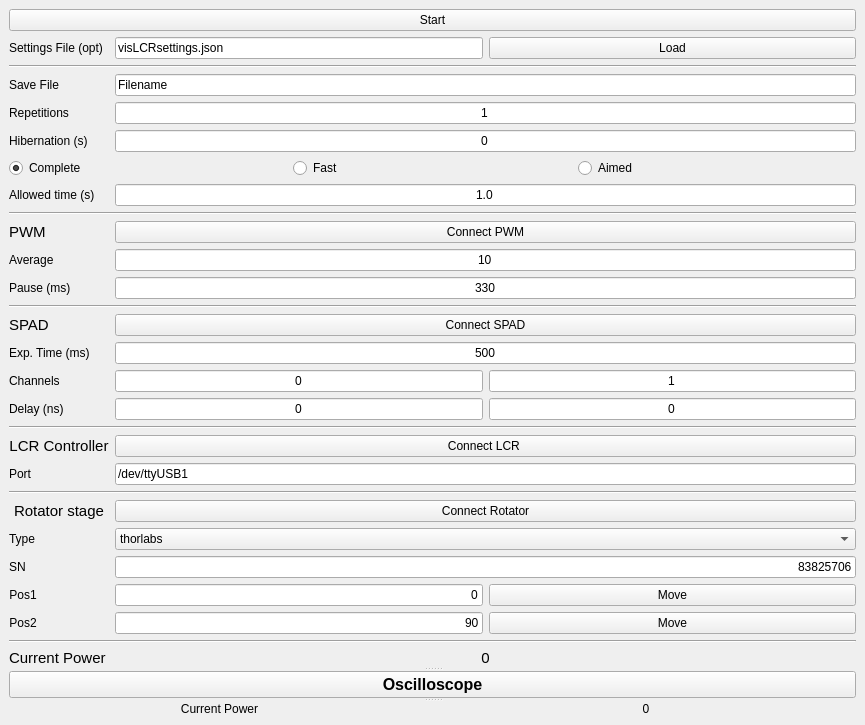
Qt form visLCR.ui (qLuxor/pylabtools) before a commit.
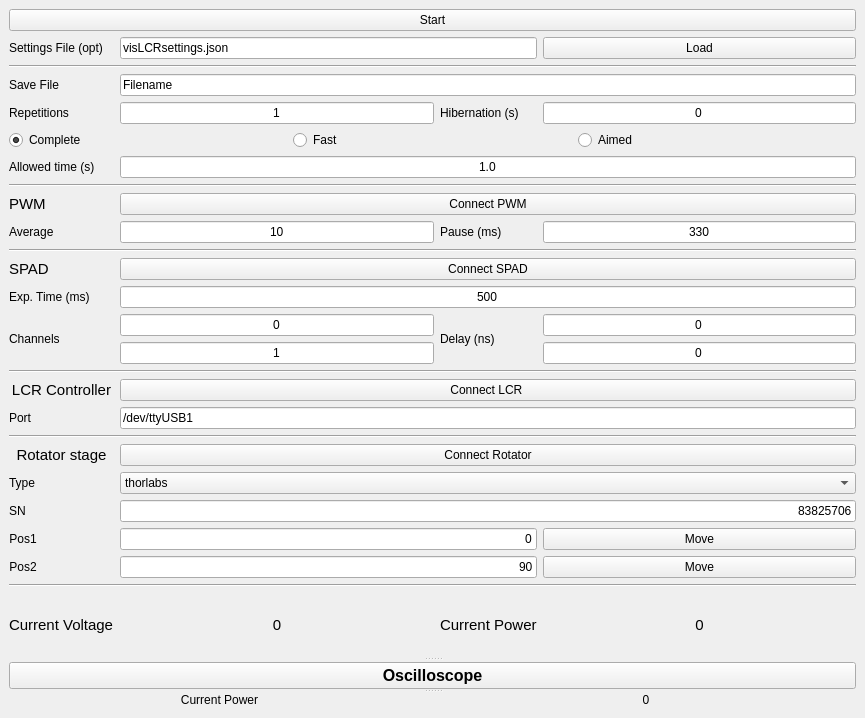
The same form after that commit.

What changed in the file:
```diff
--- a/visLCR.ui
+++ b/visLCR.ui
@@ -39,10 +39,27 @@
              <property name="sizeConstraint">
               <enum>QLayout::SetMinimumSize</enum>
              </property>
-             <item row="13" column="1" colspan="2">
-              <widget class="QPushButton" name="btnConnectSPAD">
+             <item row="8" column="0" colspan="4">
+              <widget class="Line" name="line_6">
+               <property name="orientation">
+                <enum>Qt::Horizontal</enum>
+               </property>
+              </widget>
+             </item>
+             <item row="10" column="2">
+              <widget class="QLabel" name="label_17">
                <property name="text">
-                <string>Connect SPAD</string>
+                <string>Pause (ms)</string>
+               </property>
+              </widget>
+             </item>
+             <item row="10" column="1">
+              <widget class="QLineEdit" name="txtAverage">
+               <property name="text">
+                <string>10</string>
+               </property>
+               <property name="alignment">
+                <set>Qt::AlignCenter</set>
                </property>
               </widget>
              </item>
@@ -53,34 +70,15 @@
                </property>
               </widget>
              </item>
-             <item row="1" column="1">
-              <widget class="QLineEdit" name="txtLoadFileName">
-               <property name="text">
-                <string>visLCRsettings.json</string>
+             <item row="18" column="0">
+              <widget class="QLabel" name="label_4">
+               <property name="font">
+                <font>
+                 <pointsize>11</pointsize>
+                </font>
                </property>
-              </widget>
-             </item>
-             <item row="1" column="2">
-              <widget class="QPushButton" name="btnLoad">
                <property name="text">
-                <string>Load</string>
-               </property>
-              </widget>
-             </item>
-             <item row="11" column="1" colspan="2">
-              <widget class="QLineEdit" name="txtPause">
-               <property name="text">
-                <string>330</string>
-               </property>
-               <property name="alignment">
-                <set>Qt::AlignCenter</set>
-               </property>
-              </widget>
-             </item>
-             <item row="14" column="1" colspan="2">
-              <widget class="QLineEdit" name="txtExposure">
-               <property name="text">
-                <string>500</string>
+                <string>LCR Controller</string>
                </property>
                <property name="alignment">
                 <set>Qt::AlignCenter</set>
@@ -99,105 +97,13 @@
                </property>
               </widget>
              </item>
-             <item row="1" column="0">
-              <widget class="QLabel" name="label_13">
-               <property name="text">
-                <string>Settings File (opt)</string>
-               </property>
-              </widget>
-             </item>
-             <item row="8" column="0" colspan="3">
-              <widget class="Line" name="line_6">
-               <property name="orientation">
-                <enum>Qt::Horizontal</enum>
-               </property>
-              </widget>
-             </item>
-             <item row="2" column="0" colspan="3">
+             <item row="2" column="0" colspan="4">
               <widget class="Line" name="line_5">
                <property name="orientation">
                 <enum>Qt::Horizontal</enum>
                </property>
               </widget>
              </item>
-             <item row="18" column="0">
-              <widget class="QLabel" name="label_4">
-               <property name="font">
-                <font>
-                 <pointsize>11</pointsize>
-                </font>
-               </property>
-               <property name="text">
-                <string>LCR Controller</string>
-               </property>
-               <property name="alignment">
-                <set>Qt::AlignCenter</set>
-               </property>
-              </widget>
-             </item>
-             <item row="11" column="0">
-              <widget class="QLabel" name="label_17">
-               <property name="text">
-                <string>Pause (ms)</string>
-               </property>
-              </widget>
-             </item>
-             <item row="19" column="1" colspan="2">
-              <widget class="QLineEdit" name="txtPort">
-               <property name="text">
-                <string>/dev/ttyUSB1</string>
-               </property>
-               <property name="alignment">
-                <set>Qt::AlignLeading|Qt::AlignLeft|Qt::AlignVCenter</set>
-               </property>
-              </widget>
-             </item>
-             <item row="10" column="1" colspan="2">
-              <widget class="QLineEdit" name="txtAverage">
-               <property name="text">
-                <string>10</string>
-               </property>
-               <property name="alignment">
-                <set>Qt::AlignCenter</set>
-               </property>
-              </widget>
-             </item>
-             <item row="15" column="2">
-              <widget class="QLineEdit" name="txtSPADOtherChannel">
-               <property name="text">
-                <string>1</string>
-               </property>
-               <property name="alignment">
-                <set>Qt::AlignCenter</set>
-               </property>
-              </widget>
-             </item>
-             <item row="9" column="1" colspan="2">
-              <widget class="QPushButton" name="btnConnectPWM">
-               <property name="text">
-                <string>Connect PWM</string>
-               </property>
-              </widget>
-             </item>
-             <item row="12" column="0" colspan="3">
-              <widget class="Line" name="line">
-               <property name="orientation">
-                <enum>Qt::Horizontal</enum>
-               </property>
-              </widget>
-             </item>
-             <item row="9" column="0">
-              <widget class="QLabel" name="label_5">
-               <property name="font">
-                <font>
-                 <pointsize>11</pointsize>
-                </font>
-               </property>
-               <property name="text">
-                <string>PWM</string>
-               </property>
-              </widget>
-             </item>
              <item row="19" column="0">
               <widget class="QLabel" name="label_9">
                <property name="text">
@@ -205,13 +111,29 @@
                </property>
               </widget>
              </item>
-             <item row="16" column="1">
-              <widget class="QLineEdit" name="txtDelay">
+             <item row="9" column="0">
+              <widget class="QLabel" name="label_5">
+               <property name="font">
+                <font>
+                 <pointsize>11</pointsize>
+                </font>
+               </property>
                <property name="text">
-                <string>0</string>
+                <string>PWM</string>
                </property>
-               <property name="alignment">
-                <set>Qt::AlignCenter</set>
+              </widget>
+             </item>
+             <item row="12" column="0" colspan="4">
+              <widget class="Line" name="line">
+               <property name="orientation">
+                <enum>Qt::Horizontal</enum>
+               </property>
+              </widget>
+             </item>
+             <item row="9" column="1" colspan="3">
+              <widget class="QPushButton" name="btnConnectPWM">
+               <property name="text">
+                <string>Connect PWM</string>
                </property>
               </widget>
              </item>
@@ -222,88 +144,6 @@
                </property>
               </widget>
              </item>
-             <item row="18" column="1" colspan="2">
-              <widget class="QPushButton" name="btnConnectLCR">
-               <property name="text">
-                <string>Connect LCR </string>
-               </property>
-              </widget>
-             </item>
-             <item row="16" column="2">
-              <widget class="QLineEdit" name="txtOtherDelay">
-               <property name="text">
-                <string>0</string>
-               </property>
-               <property name="alignment">
-                <set>Qt::AlignCenter</set>
-               </property>
-              </widget>
-             </item>
-             <item row="15" column="0">
-              <widget class="QLabel" name="label_10">
-               <property name="text">
-                <string>Channels</string>
-               </property>
-              </widget>
-             </item>
-             <item row="15" column="1">
-              <widget class="QLineEdit" name="txtSPADChannel">
-               <property name="text">
-                <string>0</string>
-               </property>
-               <property name="alignment">
-                <set>Qt::AlignCenter</set>
-               </property>
-              </widget>
-             </item>
-             <item row="17" column="0" colspan="3">
-              <widget class="Line" name="line_2">
-               <property name="orientation">
-                <enum>Qt::Horizontal</enum>
-               </property>
-              </widget>
-             </item>
-             <item row="22" column="1" colspan="2">
-              <widget class="QComboBox" name="cmbLinearStage">
-               <property name="sizePolicy">
-                <sizepolicy hsizetype="MinimumExpanding" vsizetype="Fixed">
-                 <horstretch>0</horstretch>
-                 <verstretch>0</verstretch>
-                </sizepolicy>
-               </property>
-               <property name="layoutDirection">
-                <enum>Qt::LeftToRight</enum>
-               </property>
-               <item>
-                <property name="text">
-                 <string>thorlabs</string>
-                </property>
-               </item>
-              </widget>
-             </item>
-             <item row="23" column="1" colspan="2">
-              <widget class="QLineEdit" name="txtSN">
-               <property name="sizePolicy">
-                <sizepolicy hsizetype="MinimumExpanding" vsizetype="Fixed">
-                 <horstretch>0</horstretch>
-                 <verstretch>0</verstretch>
-                </sizepolicy>
-               </property>
-               <property name="text">
-                <string>83825706</string>
-               </property>
-               <property name="alignment">
-                <set>Qt::AlignRight|Qt::AlignTrailing|Qt::AlignVCenter</set>
-               </property>
-              </widget>
-             </item>
-             <item row="16" column="0">
-              <widget class="QLabel" name="label_11">
-               <property name="text">
-                <string>Delay (ns)</string>
-               </property>
-              </widget>
-             </item>
              <item row="10" column="0">
               <widget class="QLabel" name="label_8">
                <property name="text">
@@ -311,47 +151,13 @@
                </property>
               </widget>
              </item>
-             <item row="27" column="0">
-              <widget class="QLabel" name="label_12">
-               <property name="font">
-                <font>
-                 <pointsize>11</pointsize>
-                </font>
-               </property>
-               <property name="text">
-                <string>Current Power</string>
-               </property>
-              </widget>
-             </item>
-             <item row="24" column="0">
-              <widget class="QLabel" name="label_2">
-               <property name="sizePolicy">
-                <sizepolicy hsizetype="Maximum" vsizetype="Preferred">
-                 <horstretch>0</horstretch>
-                 <verstretch>0</verstretch>
-                </sizepolicy>
-               </property>
-               <property name="text">
-                <string>Pos1</string>
-               </property>
-               <property name="alignment">
-                <set>Qt::AlignCenter</set>
-               </property>
-              </widget>
-             </item>
-             <item row="24" column="1">
-              <widget class="QLineEdit" name="txtPos1">
-               <property name="sizePolicy">
-                <sizepolicy hsizetype="MinimumExpanding" vsizetype="Fixed">
-                 <horstretch>0</horstretch>
-                 <verstretch>0</verstretch>
-                </sizepolicy>
-               </property>
+             <item row="15" column="1">
+              <widget class="QLineEdit" name="txtSPADChannel">
                <property name="text">
                 <string>0</string>
                </property>
                <property name="alignment">
-                <set>Qt::AlignRight|Qt::AlignTrailing|Qt::AlignVCenter</set>
+                <set>Qt::AlignCenter</set>
                </property>
               </widget>
              </item>
@@ -371,55 +177,26 @@
                </property>
               </widget>
              </item>
-             <item row="25" column="1">
-              <widget class="QLineEdit" name="txtPos2">
+             <item row="24" column="0">
+              <widget class="QLabel" name="label_2">
                <property name="sizePolicy">
-                <sizepolicy hsizetype="MinimumExpanding" vsizetype="Fixed">
+                <sizepolicy hsizetype="Maximum" vsizetype="Preferred">
                  <horstretch>0</horstretch>
                  <verstretch>0</verstretch>
                 </sizepolicy>
                </property>
                <property name="text">
-                <string>90</string>
-               </property>
-               <property name="alignment">
-                <set>Qt::AlignRight|Qt::AlignTrailing|Qt::AlignVCenter</set>
-               </property>
-              </widget>
-             </item>
-             <item row="26" column="0" colspan="3">
-              <widget class="Line" name="line_4">
-               <property name="orientation">
-                <enum>Qt::Horizontal</enum>
-               </property>
-              </widget>
-             </item>
-             <item row="20" column="0" colspan="3">
-              <widget class="Line" name="line_3">
-               <property name="orientation">
-                <enum>Qt::Horizontal</enum>
-               </property>
-              </widget>
-             </item>
-             <item row="27" column="1" colspan="2">
-              <widget class="QLabel" name="lblPowerStart">
-               <property name="font">
-                <font>
-                 <pointsize>11</pointsize>
-                </font>
-               </property>
-               <property name="text">
-                <string>0</string>
+                <string>Pos1</string>
                </property>
                <property name="alignment">
                 <set>Qt::AlignCenter</set>
                </property>
               </widget>
              </item>
-             <item row="25" column="2">
-              <widget class="QPushButton" name="btnMove2">
+             <item row="22" column="0">
+              <widget class="QLabel" name="label_7">
                <property name="text">
-                <string>Move</string>
+                <string>Type</string>
                </property>
               </widget>
              </item>
@@ -439,13 +216,6 @@
                </property>
               </widget>
              </item>
-             <item row="24" column="2">
-              <widget class="QPushButton" name="btnMove1">
-               <property name="text">
-                <string>Move</string>
-               </property>
-              </widget>
-             </item>
              <item row="21" column="0">
               <widget class="QLabel" name="label_14">
                <property name="font">
@@ -461,28 +231,45 @@
                </property>
               </widget>
              </item>
-             <item row="22" column="0">
-              <widget class="QLabel" name="label_7">
-               <property name="text">
-                <string>Type</string>
-               </property>
-              </widget>
-             </item>
-             <item row="21" column="1" colspan="2">
-              <widget class="QPushButton" name="btnConnect">
-               <property name="text">
-                <string>Connect Rotator</string>
-               </property>
-              </widget>
-             </item>
-             <item row="3" column="1" colspan="2">
+             <item row="3" column="1" colspan="3">
               <widget class="QLineEdit" name="txtFileName">
                <property name="text">
                 <string>Filename</string>
                </property>
               </widget>
              </item>
-             <item row="6" column="0" colspan="3">
+             <item row="13" column="1" colspan="3">
+              <widget class="QPushButton" name="btnConnectSPAD">
+               <property name="text">
+                <string>Connect SPAD</string>
+               </property>
+              </widget>
+             </item>
+             <item row="1" column="0">
+              <widget class="QLabel" name="label_13">
+               <property name="text">
+                <string>Settings File (opt)</string>
+               </property>
+              </widget>
+             </item>
+             <item row="1" column="1" colspan="2">
+              <widget class="QLineEdit" name="txtLoadFileName">
+               <property name="text">
+                <string>visLCRsettings.json</string>
+               </property>
+              </widget>
+             </item>
+             <item row="7" column="1" colspan="3">
+              <widget class="QLineEdit" name="txtAllowTime">
+               <property name="text">
+                <string>1.0</string>
+               </property>
+               <property name="alignment">
+                <set>Qt::AlignCenter</set>
+               </property>
+              </widget>
+             </item>
+             <item row="6" column="0" colspan="4">
               <layout class="QHBoxLayout" name="horizontalLayout_2">
                <property name="sizeConstraint">
                 <enum>QLayout::SetMinimumSize</enum>
@@ -513,16 +300,6 @@
                </item>
               </layout>
              </item>
-             <item row="7" column="1" colspan="2">
-              <widget class="QLineEdit" name="txtAllowTime">
-               <property name="text">
-                <string>1.0</string>
-               </property>
-               <property name="alignment">
-                <set>Qt::AlignCenter</set>
-               </property>
-              </widget>
-             </item>
              <item row="7" column="0">
               <widget class="QLabel" name="label_18">
                <property name="text">
@@ -530,7 +307,7 @@
                </property>
               </widget>
              </item>
-             <item row="0" column="0" colspan="3">
+             <item row="0" column="0" colspan="4">
               <widget class="QPushButton" name="btnStart">
                <property name="text">
                 <string>Start</string>
@@ -544,7 +321,7 @@
                </property>
               </widget>
              </item>
-             <item row="4" column="1" colspan="2">
+             <item row="4" column="1">
               <widget class="QLineEdit" name="txtRepetitions">
                <property name="text">
                 <string>1</string>
@@ -554,14 +331,31 @@
                </property>
               </widget>
              </item>
-             <item row="5" column="0">
+             <item row="4" column="2">
               <widget class="QLabel" name="label_21">
                <property name="text">
                 <string>Hibernation (s)</string>
                </property>
               </widget>
              </item>
-             <item row="5" column="1" colspan="2">
+             <item row="1" column="3">
+              <widget class="QPushButton" name="btnLoad">
+               <property name="text">
+                <string>Load</string>
+               </property>
+              </widget>
+             </item>
+             <item row="10" column="3">
+              <widget class="QLineEdit" name="txtPause">
+               <property name="text">
+                <string>330</string>
+               </property>
+               <property name="alignment">
+                <set>Qt::AlignCenter</set>
+               </property>
+              </widget>
+             </item>
+             <item row="4" column="3">
               <widget class="QLineEdit" name="txtHibernation">
                <property name="text">
                 <string>0</string>
@@ -571,6 +365,239 @@
                </property>
               </widget>
              </item>
+             <item row="15" column="3">
+              <widget class="QLineEdit" name="txtDelay">
+               <property name="text">
+                <string>0</string>
+               </property>
+               <property name="alignment">
+                <set>Qt::AlignCenter</set>
+               </property>
+              </widget>
+             </item>
+             <item row="16" column="3">
+              <widget class="QLineEdit" name="txtOtherDelay">
+               <property name="text">
+                <string>0</string>
+               </property>
+               <property name="alignment">
+                <set>Qt::AlignCenter</set>
+               </property>
+              </widget>
+             </item>
+             <item row="16" column="1">
+              <widget class="QLineEdit" name="txtSPADOtherChannel">
+               <property name="text">
+                <string>1</string>
+               </property>
+               <property name="alignment">
+                <set>Qt::AlignCenter</set>
+               </property>
+              </widget>
+             </item>
+             <item row="15" column="2" rowspan="2">
+              <widget class="QLabel" name="label_11">
+               <property name="text">
+                <string>Delay (ns)</string>
+               </property>
+              </widget>
+             </item>
+             <item row="15" column="0" rowspan="2">
+              <widget class="QLabel" name="label_10">
+               <property name="text">
+                <string>Channels</string>
+               </property>
+              </widget>
+             </item>
+             <item row="17" column="0" colspan="4">
+              <widget class="Line" name="line_2">
+               <property name="orientation">
+                <enum>Qt::Horizontal</enum>
+               </property>
+              </widget>
+             </item>
+             <item row="18" column="1" colspan="3">
+              <widget class="QPushButton" name="btnConnectLCR">
+               <property name="text">
+                <string>Connect LCR </string>
+               </property>
+              </widget>
+             </item>
+             <item row="19" column="1" colspan="3">
+              <widget class="QLineEdit" name="txtPort">
+               <property name="text">
+                <string>/dev/ttyUSB1</string>
+               </property>
+               <property name="alignment">
+                <set>Qt::AlignLeading|Qt::AlignLeft|Qt::AlignVCenter</set>
+               </property>
+              </widget>
+             </item>
+             <item row="21" column="1" colspan="3">
+              <widget class="QPushButton" name="btnConnect">
+               <property name="text">
+                <string>Connect Rotator</string>
+               </property>
+              </widget>
+             </item>
+             <item row="20" column="0" colspan="4">
+              <widget class="Line" name="line_3">
+               <property name="orientation">
+                <enum>Qt::Horizontal</enum>
+               </property>
+              </widget>
+             </item>
+             <item row="22" column="1" colspan="3">
+              <widget class="QComboBox" name="cmbLinearStage">
+               <property name="sizePolicy">
+                <sizepolicy hsizetype="MinimumExpanding" vsizetype="Fixed">
+                 <horstretch>0</horstretch>
+                 <verstretch>0</verstretch>
+                </sizepolicy>
+               </property>
+               <property name="layoutDirection">
+                <enum>Qt::LeftToRight</enum>
+               </property>
+               <item>
+                <property name="text">
+                 <string>thorlabs</string>
+                </property>
+               </item>
+              </widget>
+             </item>
+             <item row="23" column="1" colspan="3">
+              <widget class="QLineEdit" name="txtSN">
+               <property name="sizePolicy">
+                <sizepolicy hsizetype="MinimumExpanding" vsizetype="Fixed">
+                 <horstretch>0</horstretch>
+                 <verstretch>0</verstretch>
+                </sizepolicy>
+               </property>
+               <property name="text">
+                <string>83825706</string>
+               </property>
+               <property name="alignment">
+                <set>Qt::AlignRight|Qt::AlignTrailing|Qt::AlignVCenter</set>
+               </property>
+              </widget>
+             </item>
+             <item row="24" column="3">
+              <widget class="QPushButton" name="btnMove1">
+               <property name="text">
+                <string>Move</string>
+               </property>
+              </widget>
+             </item>
+             <item row="25" column="3">
+              <widget class="QPushButton" name="btnMove2">
+               <property name="text">
+                <string>Move</string>
+               </property>
+              </widget>
+             </item>
+             <item row="24" column="1" colspan="2">
+              <widget class="QLineEdit" name="txtPos1">
+               <property name="sizePolicy">
+                <sizepolicy hsizetype="MinimumExpanding" vsizetype="Fixed">
+                 <horstretch>0</horstretch>
+                 <verstretch>0</verstretch>
+                </sizepolicy>
+               </property>
+               <property name="text">
+                <string>0</string>
+               </property>
+               <property name="alignment">
+                <set>Qt::AlignRight|Qt::AlignTrailing|Qt::AlignVCenter</set>
+               </property>
+              </widget>
+             </item>
+             <item row="14" column="1" colspan="3">
+              <widget class="QLineEdit" name="txtExposure">
+               <property name="text">
+                <string>500</string>
+               </property>
+               <property name="alignment">
+                <set>Qt::AlignCenter</set>
+               </property>
+              </widget>
+             </item>
+             <item row="25" column="1" colspan="2">
+              <widget class="QLineEdit" name="txtPos2">
+               <property name="sizePolicy">
+                <sizepolicy hsizetype="MinimumExpanding" vsizetype="Fixed">
+                 <horstretch>0</horstretch>
+                 <verstretch>0</verstretch>
+                </sizepolicy>
+               </property>
+               <property name="text">
+                <string>90</string>
+               </property>
+               <property name="alignment">
+                <set>Qt::AlignRight|Qt::AlignTrailing|Qt::AlignVCenter</set>
+               </property>
+              </widget>
+             </item>
+             <item row="26" column="0" colspan="4">
+              <widget class="Line" name="line_4">
+               <property name="orientation">
+                <enum>Qt::Horizontal</enum>
+               </property>
+              </widget>
+             </item>
+             <item row="27" column="3">
+              <widget class="QLabel" name="lblPowerStart">
+               <property name="font">
+                <font>
+                 <pointsize>11</pointsize>
+                </font>
+               </property>
+               <property name="text">
+                <string>0</string>
+               </property>
+               <property name="alignment">
+                <set>Qt::AlignCenter</set>
+               </property>
+              </widget>
+             </item>
+             <item row="27" column="2">
+              <widget class="QLabel" name="label_12">
+               <property name="font">
+                <font>
+                 <pointsize>11</pointsize>
+                </font>
+               </property>
+               <property name="text">
+                <string>Current Power</string>
+               </property>
+              </widget>
+             </item>
+             <item row="27" column="0">
+              <widget class="QLabel" name="label_22">
+               <property name="font">
+                <font>
+                 <pointsize>11</pointsize>
+                </font>
+               </property>
+               <property name="text">
+                <string>Current Voltage</string>
+               </property>
+              </widget>
+             </item>
+             <item row="27" column="1">
+              <widget class="QLabel" name="lblVoltageStart">
+               <property name="font">
+                <font>
+                 <pointsize>11</pointsize>
+                </font>
+               </property>
+               <property name="text">
+                <string>0</string>
+               </property>
+               <property name="alignment">
+                <set>Qt::AlignCenter</set>
+               </property>
+              </widget>
+             </item>
             </layout>
            </widget>
           </widget>
```
